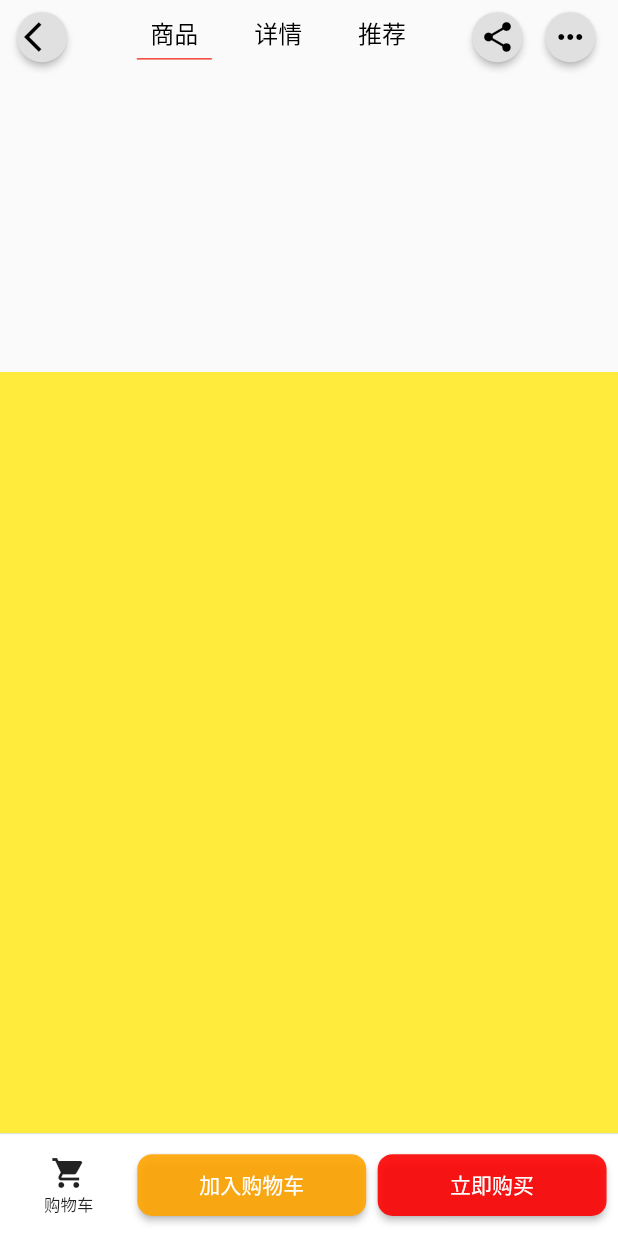
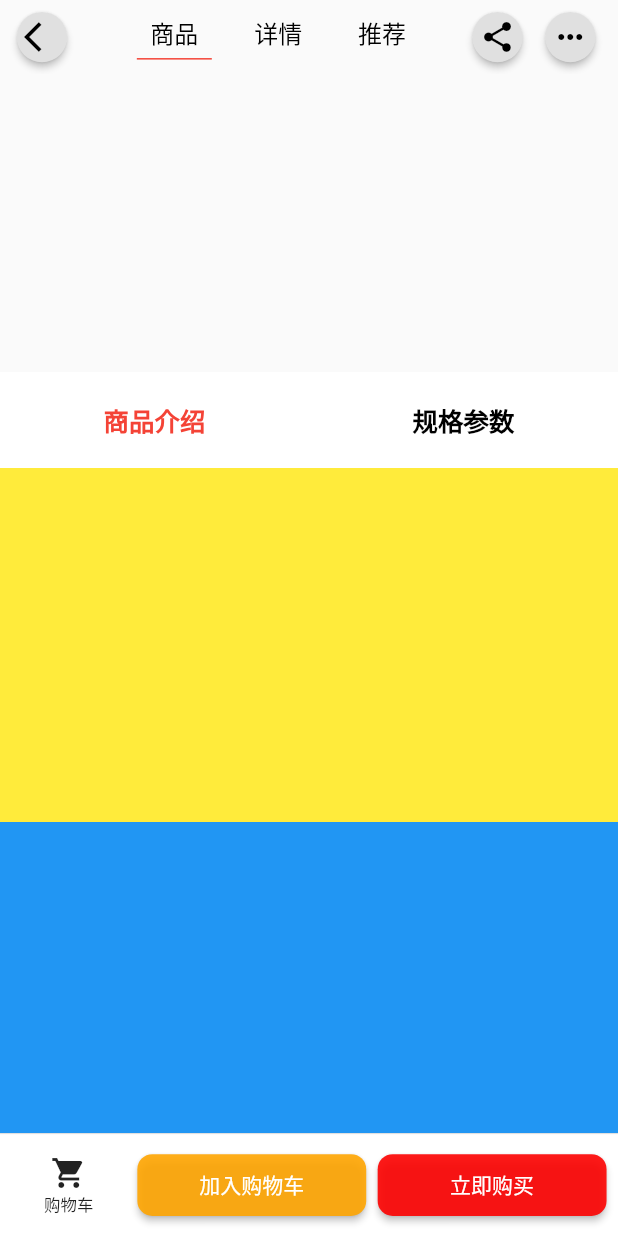
Before and after one commit to oldMan-jason/xmshop, a Flutter app: the ProductdetailView screen opened by its route, scrolled down 576 dp, on a phone screen of 412 x 824 dp. Run offline on Flutter 3.47's test engine with Material 2 defaults, Android fonts, the phone set to English and light mode, and no system bars; our stand-ins replace dio, flutter_screenutil, flutter_swiper_view, get; network calls fail.

Commit message:
feat:商品详情悬浮

```diff
--- a/flutter_xmshop/lib/app/modules/productdetail/controllers/productdetail_controller.dart
+++ b/flutter_xmshop/lib/app/modules/productdetail/controllers/productdetail_controller.dart
@@ -1,7 +1,9 @@
 import 'package:flutter/material.dart';
+import 'package:flutter_screenutil/flutter_screenutil.dart';
 import 'package:get/get.dart';
 import '../../../tool/httpclient.dart';
 import '../models/pcontent.dart';
+import 'package:flutter_screenutil/flutter_screenutil.dart';
 
 class ProductdetailController extends GetxController {
   GlobalKey globalKey1 = GlobalKey();
@@ -11,12 +13,17 @@ class ProductdetailController extends GetxController {
   late HttpClient httpClient = HttpClient();
   // 自定义响应式model
   var item = PcontentItemModel().obs;
+  // bottomSheet
   RxList<PcontentAttrModel> attModel = <PcontentAttrModel>[].obs;
+  RxInt selectId = 1.obs;
 
+  // 导航条透明度
   RxDouble op = 0.0.obs;
   //是否显示tabs
   RxBool showTabs = false.obs;
-  RxInt selectId = 1.obs;
+
+  RxBool subHeaderShowFlag = false.obs;
+
   late ScrollController scrollController = ScrollController();
   List tabsList = [
     {
@@ -26,11 +33,13 @@ class ProductdetailController extends GetxController {
     {"id": 2, "title": "详情"},
     {"id": 3, "title": "推荐"}
   ];
+
   @override
   void onInit() {
     super.onInit();
     _loadData();
     scrollController.addListener(() {
+      _controllSubHeader();
       if (scrollController.position.pixels < 0) {
         showTabs.value = false;
         op.value = 0.0;
@@ -40,6 +49,9 @@ class ProductdetailController extends GetxController {
 
       if (scrollController.position.pixels <= 100) {
         op.value = scrollController.position.pixels / 100;
+        if (op.value > 0.9) {
+          op.value = 1.0;
+        }
         if (showTabs.value == true) {
           showTabs.value = false;
         }
@@ -53,7 +65,30 @@ class ProductdetailController extends GetxController {
     });
   }
 
-// https://xiaomi.itying.com/api/pcontent?id=6332bc60a3a7080ac06eaee8
+  _controllSubHeader() {
+    RenderBox box2 = globalKey2.currentContext!.findRenderObject() as RenderBox;
+    double box2H = box2.localToGlobal(Offset.zero).dy;
+
+    RenderBox box3 = globalKey3.currentContext!.findRenderObject() as RenderBox;
+    double box3H = box3.localToGlobal(Offset.zero).dy;
+
+    var h = MediaQuery.of(Get.context!).size.height * 0.06;
+    var stateH = ScreenUtil().statusBarHeight;
+
+    if (box2H < (stateH + h)) {
+      if (!subHeaderShowFlag.value) {
+        subHeaderShowFlag.value = true;
+      }
+    } else {
+      if (subHeaderShowFlag.value) {
+        subHeaderShowFlag.value = false;
+      }
+    }
+    // print("box2 -- ${box2H}");
+    // print("box3 -- ${box3H}");
+    // print("scroll -- ${scrollController.offset}");
+  }
+
   changeNavIndex(id) {
     selectId.value = id;
     //跳转到指定的容器
--- a/flutter_xmshop/lib/app/modules/productdetail/views/detail_view.dart
+++ b/flutter_xmshop/lib/app/modules/productdetail/views/detail_view.dart
@@ -5,14 +5,23 @@ import 'package:get/get.dart';
 class DetailView extends GetView {
   @override
   final ProductdetailController controller = Get.find();
-  DetailView({Key? key}) : super(key: key);
+  // 函数入参
+  final Function posinWidget;
+
+  DetailView(this.posinWidget, {Key? key}) : super(key: key);
   @override
   Widget build(BuildContext context) {
     return Container(
       key: controller.globalKey2,
       width: double.infinity,
-      height: 1000,
+      // constraints: BoxConstraints(),
+      height: 300,
       color: Colors.yellow,
+      child: Column(
+        children: [
+          posinWidget(),
+        ],
+      ),
     );
   }
 }
--- a/flutter_xmshop/lib/app/modules/productdetail/views/goods_view.dart
+++ b/flutter_xmshop/lib/app/modules/productdetail/views/goods_view.dart
@@ -27,7 +27,7 @@ class GoodsView extends GetView {
           ? Container(
               key: controller.globalKey1,
               width: double.infinity,
-              height: 1000,
+              // height: 1000,
               child: Column(
                 children: [
                   // 图片
--- a/flutter_xmshop/lib/app/modules/productdetail/views/productdetail_view.dart
+++ b/flutter_xmshop/lib/app/modules/productdetail/views/productdetail_view.dart
@@ -1,4 +1,5 @@
 import 'package:flutter/material.dart';
+import 'package:flutter_screenutil/flutter_screenutil.dart';
 import 'package:flutter_xmshop/app/tool/screenadapter.dart';
 import 'package:get/get.dart';
 import '../controllers/productdetail_controller.dart';
@@ -19,7 +20,7 @@ class ProductdetailView extends GetView<ProductdetailController> {
           excludeHeaderSemantics: true,
           backgroundColor:
               Colors.white.withOpacity(controller.op.value), //实现透明导航
-          elevation: 0, //实现透明导航
+          elevation: controller.op.value, //实现透明导航
           centerTitle: true,
           title: Container(
             width: 300,
@@ -155,6 +156,38 @@ class ProductdetailView extends GetView<ProductdetailController> {
     );
   }
 
+  Widget _subHeader() {
+    return Container(
+      alignment: Alignment.center,
+      color: Colors.white,
+      height: 64,
+      child: Row(
+        children: [
+          Expanded(
+              flex: 1,
+              child: Text(
+                "商品介绍",
+                textAlign: TextAlign.center,
+                style: TextStyle(
+                    fontSize: 17,
+                    color: Colors.red,
+                    fontWeight: FontWeight.bold),
+              )),
+          Expanded(
+              flex: 1,
+              child: Text(
+                "规格参数",
+                textAlign: TextAlign.center,
+                style: TextStyle(
+                    fontSize: 17,
+                    color: Colors.black,
+                    fontWeight: FontWeight.bold),
+              ))
+        ],
+      ),
+    );
+  }
+
   Widget _bottom() {
     return Positioned(
         bottom: 0,
@@ -242,7 +275,7 @@ class ProductdetailView extends GetView<ProductdetailController> {
     return SingleChildScrollView(
       controller: controller.scrollController,
       child: Column(
-        children: [GoodsView(), DetailView(), RecommendView()],
+        children: [GoodsView(), DetailView(_subHeader), RecommendView()],
       ),
     );
   }
@@ -256,6 +289,17 @@ class ProductdetailView extends GetView<ProductdetailController> {
         children: [
           _listView(),
           _bottom(),
+          Obx(() {
+            return Positioned(
+              child: controller.subHeaderShowFlag.value
+                  ? _subHeader()
+                  : Container(),
+              left: 0,
+              right: 0,
+              top: MediaQuery.of(context).size.height * 0.06 +
+                  ScreenUtil().statusBarHeight,
+            );
+          })
         ],
       ),
     );
```
Also changed, not shown: 1 other file.
